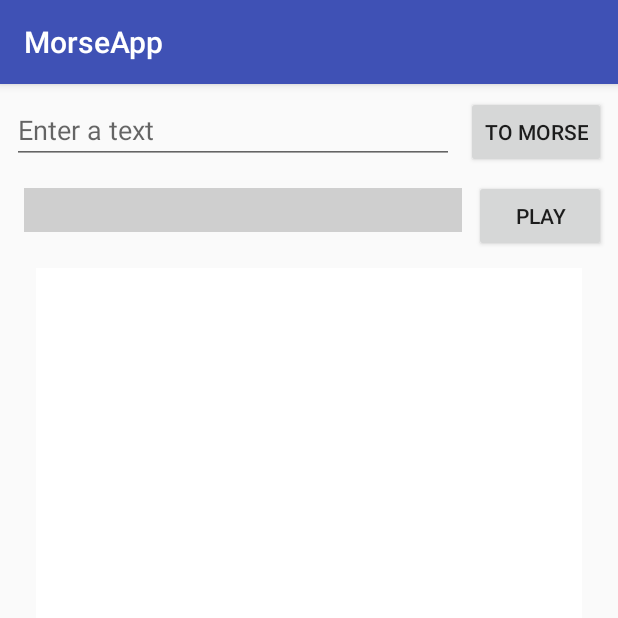
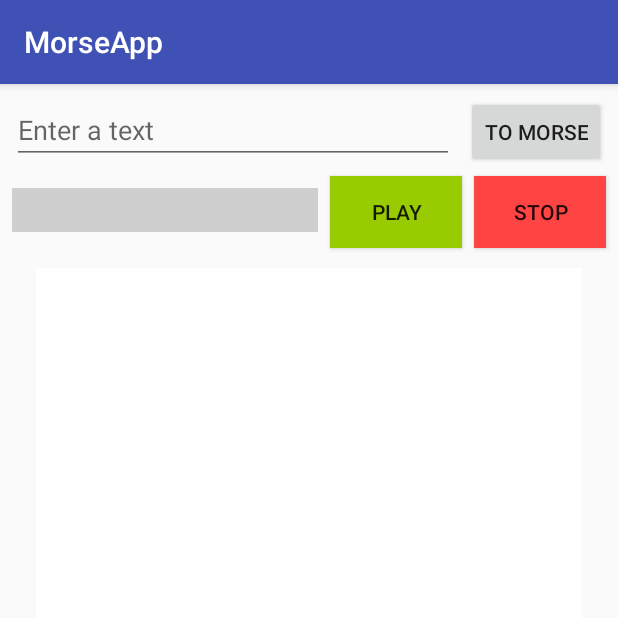
Before and after one commit to Loic-Dumas/MorseApp, an Android app: the screen it shows after launch (MainActivity), after a tap on "PLAY", on a phone screen of 412 x 824 dp, the top half of it. Run offline under Robolectric (Android 15) with nearby library versions, the phone set to English and light mode, and no system bars.

Commit message:
[TASK] Add method stop() to stop the player

```diff
--- a/app/src/main/java/com/loic/morseapp/MainActivity.kt
+++ b/app/src/main/java/com/loic/morseapp/MainActivity.kt
@@ -53,6 +53,8 @@ class MainActivity : AppCompatActivity(), PlayerListener {
                 inputMethodManager.hideSoftInputFromWindow(currentFocus!!.windowToken, 0)
             }
         }
+
+        btStop.setOnClickListener { _player.stop() }
 
     }
 
--- a/app/src/main/java/com/loic/morseapp/player/PlayerController.kt
+++ b/app/src/main/java/com/loic/morseapp/player/PlayerController.kt
@@ -15,6 +15,7 @@ class PlayerController {
     }
 
     private val _listeners = ArrayList<PlayerListener>()
+    private var _timer: CountDownTimer? = null
 
     fun addListener(listener: PlayerListener) {
         _listeners.add(listener)
@@ -29,24 +30,26 @@ class PlayerController {
     }
 
     /**
-     * @param a String in morse code, so only composed by . - or spaces
+     * @param morseCode a String in morse code, so only composed by . - or spaces
      * When the play() method is launched, player listeners are called when they need to change the state.
      */
     fun play(morseCode: String) {
         // mechanism : the morseCode string is transformed into an array of boolean
         // Then a CountDownTimer is used to be called back on every tick (every TIME_LENGTH)
 
+        stop()
+
         val morseSignal = transformToMorseSignal(morseCode)
         Log.d("DEBUG", morseSignal.toString())
 
-        _listeners.forEach { it.onPlayerStarted() }
+        notifyPlayerStarted()
 
         var indexSignal = 0
-        var indexChar = 0
+        var indexChar = -1
         var previousState = false
-        object : CountDownTimer((morseSignal.size + 1) * TIME_LENGTH, TIME_LENGTH) {
+        _timer = object : CountDownTimer((morseSignal.size + 1) * TIME_LENGTH, TIME_LENGTH) {
             override fun onFinish() {
-                _listeners.forEach { it.onPlayerFinished() }
+                notifyPlayerFinished()
             }
 
             override fun onTick(millisUntilFinished: Long) {
@@ -78,6 +81,15 @@ class PlayerController {
                 }
             }
         }.start()
+    }
+
+    /**
+     * Stop the player
+     */
+    fun stop() {
+        _timer?.cancel()
+        switchOffListeners()
+        notifyPlayerFinished()
     }
 
     /**
@@ -122,4 +134,13 @@ class PlayerController {
     private fun notifyTotalProgress(percent: Float) {
         _listeners.forEach { it.onTotalProgressChanged(percent) }
     }
+
+    private fun notifyPlayerFinished() {
+        _listeners.forEach { it.onPlayerFinished() }
+    }
+
+    private fun notifyPlayerStarted() {
+        _listeners.forEach { it.onPlayerStarted() }
+    }
+
 }
--- a/app/src/main/res/layout/activity_main.xml
+++ b/app/src/main/res/layout/activity_main.xml
@@ -1,5 +1,6 @@
 <?xml version="1.0" encoding="utf-8"?>
-<android.support.constraint.ConstraintLayout xmlns:android="http://schemas.android.com/apk/res/android"
+<android.support.constraint.ConstraintLayout
+    xmlns:android="http://schemas.android.com/apk/res/android"
     xmlns:app="http://schemas.android.com/apk/res-auto"
     xmlns:tools="http://schemas.android.com/tools"
     android:layout_width="match_parent"
@@ -11,7 +12,7 @@
         android:layout_width="0dp"
         android:layout_height="wrap_content"
         android:layout_marginEnd="8dp"
-        android:layout_marginStart="16dp"
+        android:layout_marginStart="8dp"
         android:layout_marginTop="16dp"
         android:background="@color/backgroundColor"
         android:textAppearance="@style/TextAppearance.AppCompat.Large"
@@ -33,18 +34,18 @@
         android:inputType="textPersonName"
         app:layout_constraintEnd_toStartOf="@+id/btConvertMode"
         app:layout_constraintStart_toStartOf="parent"
-        app:layout_constraintTop_toTopOf="parent" />
+        app:layout_constraintTop_toTopOf="parent"/>
 
     <Button
         android:id="@+id/btConvertMode"
         android:layout_width="wrap_content"
         android:layout_height="wrap_content"
         android:layout_marginEnd="8dp"
+        android:layout_marginRight="8dp"
         android:layout_marginTop="8dp"
         android:text="@string/toMorse"
         app:layout_constraintEnd_toEndOf="parent"
-        app:layout_constraintTop_toTopOf="parent"
-        android:layout_marginRight="8dp" />
+        app:layout_constraintTop_toTopOf="parent"/>
 
     <View
         android:id="@+id/viewOutput"
@@ -65,9 +66,23 @@
         android:layout_width="wrap_content"
         android:layout_height="wrap_content"
         android:layout_marginEnd="8dp"
+        android:layout_marginRight="8dp"
         android:layout_marginTop="8dp"
+        android:background="@android:color/holo_green_light"
         android:text="Play"
+        app:layout_constraintEnd_toStartOf="@+id/btStop"
+        app:layout_constraintTop_toBottomOf="@+id/etTextToConvert"/>
+
+    <Button
+        android:id="@+id/btStop"
+        android:layout_width="wrap_content"
+        android:layout_height="wrap_content"
+        android:layout_marginEnd="8dp"
+        android:layout_marginRight="8dp"
+        android:layout_marginTop="8dp"
+        android:background="@android:color/holo_red_light"
+        android:text="Stop"
         app:layout_constraintEnd_toEndOf="parent"
-        app:layout_constraintTop_toBottomOf="@+id/btConvertMode"/>
+        app:layout_constraintTop_toBottomOf="@+id/etTextToConvert"/>
 
 </android.support.constraint.ConstraintLayout>
```
